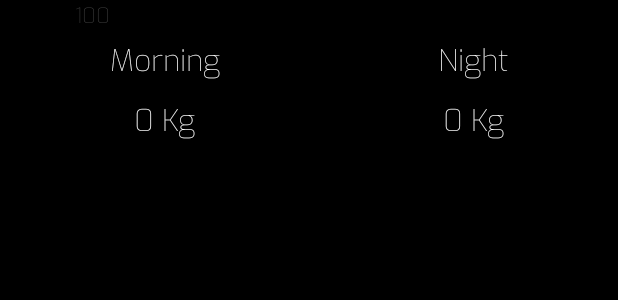
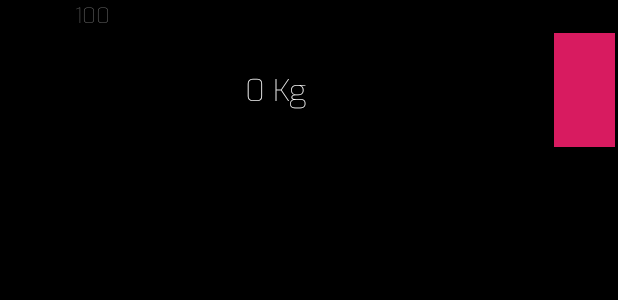
Before and after one commit to ShashankTiwari1801/GymProgressTracker, an Android app: the layout weight_card.xml on its own in the app's theme, with its tools: preview values and no code run, on a phone screen of 412 x 824 dp. Shown: the top 300 px of the screen. Run offline under Robolectric (Android 15) with nearby library versions, the phone set to English and light mode, and no system bars.

Commit message:
Added The Following: - Added Feature to add and visualize Body Weight

```diff
--- a/app/src/main/java/com/example/gymprogresstracker/CalorieCalculator.java
+++ b/app/src/main/java/com/example/gymprogresstracker/CalorieCalculator.java
@@ -13,7 +13,6 @@ public class CalorieCalculator {
     Context context;
     JSONObject jsonObject;
     public float body_weight = 67f;
-
 
     public CalorieCalculator(Context context) {
         this.context = context;
--- a/app/src/main/java/com/example/gymprogresstracker/RenameDatabase.java
+++ b/app/src/main/java/com/example/gymprogresstracker/RenameDatabase.java
@@ -73,7 +73,7 @@ public class RenameDatabase {
             //Log.e("e", jsonObject.getJSONArray("Chest Exercises").toString());
             for (Iterator<String> it = jsonObject.keys(); it.hasNext(); ) {
                 String id = it.next();
-                jsonObject.getJSONArray(id);
+                //jsonObject.getJSONArray(id);
                 //Log.e("", String.valueOf(id)+ " | " + jsonObject.getJSONArray(id).toString());
                 NEWMAP.put( (String) jsonObject.getJSONArray(id).get(0), Integer.parseInt(id));
                 Log.e((String) jsonObject.getJSONArray(id).get(0), (String) "" + Integer.parseInt(id));
--- a/app/src/main/java/com/example/gymprogresstracker/ui/CalendarScroller.java
+++ b/app/src/main/java/com/example/gymprogresstracker/ui/CalendarScroller.java
@@ -25,4 +25,7 @@ public class CalendarScroller {
     public LinearLayout getContentRoot(){
         return LLContent;
     }
+    public HorizontalScrollView getHorizontalScrollView(){
+        return horizontalScrollView;
+    }
 }
--- a/app/src/main/java/com/example/gymprogresstracker/ui/DailyExerciseViewer.java
+++ b/app/src/main/java/com/example/gymprogresstracker/ui/DailyExerciseViewer.java
@@ -8,6 +8,7 @@ import android.widget.ScrollView;
 THIS IS STRICTLY FOR UI INTERACTIONS
 FOR ANY LOGIC OR OTHER INTERACTIONS USE DailyExerciseViewerManager
  */
+
 public class DailyExerciseViewer {
     Context context;
     ScrollView SVExerciseViewer;
--- a/app/src/main/res/layout/activity_weight_tracker.xml
+++ b/app/src/main/res/layout/activity_weight_tracker.xml
@@ -5,10 +5,15 @@
     android:id="@+id/main"
     android:layout_width="match_parent"
     android:orientation="vertical"
+    android:background="@color/black"
     android:layout_height="match_parent"
     tools:context=".WeightTrackerActivity">
     <include
         layout="@layout/weight_input_card"/>
+    <com.github.mikephil.charting.charts.LineChart
+        android:layout_width="match_parent"
+        android:id="@+id/LC_BODY_WEIGHT"
+        android:layout_height="200sp"/>
     <LinearLayout
         android:layout_width="match_parent"
         android:background="@color/black"
--- a/app/src/main/res/layout/weight_card.xml
+++ b/app/src/main/res/layout/weight_card.xml
@@ -6,19 +6,21 @@
     <GridLayout
         android:layout_width="match_parent"
         android:rowCount="3"
-        android:columnCount="4"
+        android:columnCount="3"
         android:id="@+id/GL_CARD"
         android:layout_height="100sp">
         <TextView
             android:layout_row="0"
             android:layout_column="0"
             android:text="100"
-            android:textColor="#4C4C4C"
+            android:textStyle="bold"
+            android:textColor="#767676"
             android:id="@+id/TV_CARD_DATE"
             android:paddingHorizontal="50sp"
-            android:layout_columnSpan="3"
+            android:layout_columnSpan="1"
             android:layout_columnWeight="1"
             />
+<!--
         <TextView
             android:layout_row="1"
             android:layout_column="0"
@@ -26,15 +28,8 @@
             android:text="Morning"
             android:textSize="20sp"
             android:gravity="center"
-            android:layout_columnWeight="1"/>
-        <TextView
-            android:layout_row="1"
-            android:textSize="20sp"
-            android:layout_column="1"
-            android:layout_rowWeight="1"
-            android:text="Night"
-            android:gravity="center"
-            android:layout_columnWeight="1"/>
+            android:layout_columnWeight="10"/>
+            -->
         <TextView
             android:layout_row="2"
             android:layout_column="0"
@@ -43,15 +38,15 @@
             android:id="@+id/TV_WEIGHT_MORNING"
             android:textSize="20sp"
             android:gravity="center"
-            android:layout_columnWeight="1"/>
+            android:layout_columnWeight="8"/>
         <TextView
-            android:layout_row="2"
-            android:textSize="20sp"
-            android:id="@+id/TV_WEIGHT_NIGHT"
-            android:layout_column="1"
+            android:layout_row="1"
+            android:layout_rowSpan="2"
+            android:id="@+id/TV_WEIGHT_CARD_REMOVE"
             android:layout_rowWeight="1"
-            android:text="0 Kg"
-            android:gravity="center"
-            android:layout_columnWeight="1"/>
+            android:layout_columnWeight="1"
+            android:layout_margin="2sp"
+            android:background="@color/red_grad"
+            android:layout_column="2"/>
     </GridLayout>
 </LinearLayout>
```
Also changed, not shown: app/src/main/java/com/example/gymprogresstracker/CalendarScrollerManager.java (+6 -6 lines), app/src/main/java/com/example/gymprogresstracker/DatabaseManager.java (+20 -3 lines), app/src/main/java/com/example/gymprogresstracker/ExerciseRecorderActivity.java (+10 -2 lines), app/src/main/java/com/example/gymprogresstracker/MainActivity.java (+7 -2 lines), app/src/main/java/com/example/gymprogresstracker/WeightTrackerActivity.java (+51 -24 lines), app/src/main/java/com/example/gymprogresstracker/WeightTrackerActivityManager.java (added, +30 -0 lines), app/src/main/java/com/example/gymprogresstracker/ui/WeightActivityButton.java (added, +14 -0 lines), app/src/main/java/com/example/gymprogresstracker/util/GraphHelper.java (+11 -1 lines), app/src/main/java/com/example/gymprogresstracker/util/TimeStampUtil.java (added, +18 -0 lines), app/src/main/res/layout/analysis_button.xml (+17 -5 lines), app/src/main/res/layout/weight_input_card.xml (+6 -13 lines).
